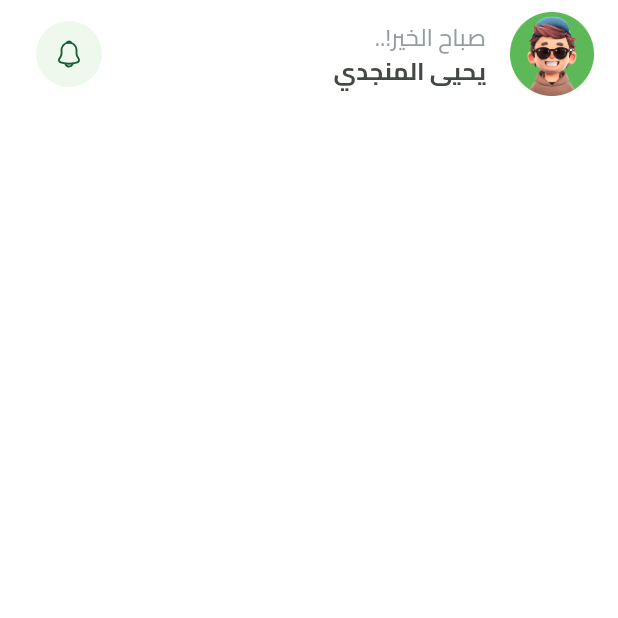
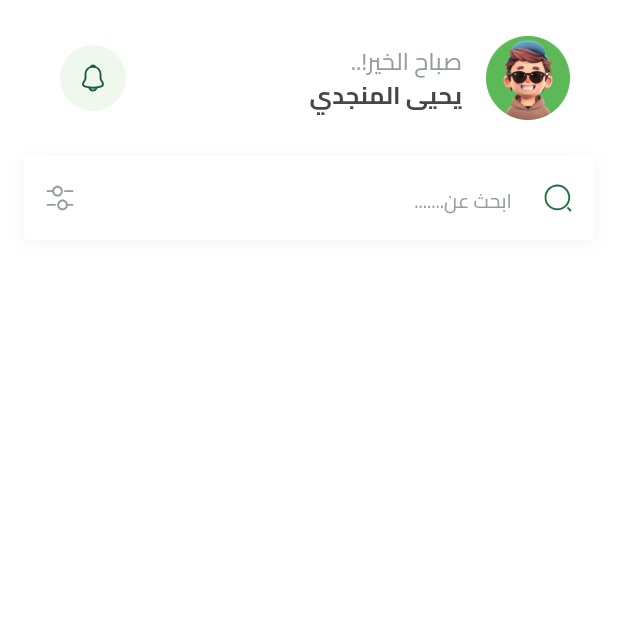
Before and after one commit to yahyaalmongdie/fruits_app, a Flutter app: the HomeView screen opened by its route, on a phone screen of 412 x 824 dp, the top half of it. Run offline on Flutter 3.47's test engine with Material 3 defaults, Android fonts, the phone set to English and light mode, and no system bars; our stand-ins replace bloc, cloud_firestore, dartz, dots_indicator, equatable, firebase_auth and 8 more; missing offline and left inert: flutter_facebook_auth; accounts and stored records are empty.

Commit message:
create search text filed

```diff
--- a/lib/constants.dart
+++ b/lib/constants.dart
@@ -1,2 +1,3 @@
 const kHorizontalPadding = 16.0;
+const kTopPadding = 16.0;
 const String kIsOnBoardingViewSeen="isOnBoardingViewSeen";
--- a/lib/core/utils/app_images.dart
+++ b/lib/core/utils/app_images.dart
@@ -17,6 +17,10 @@ class Assets {
   /// Assets for imagesFacebookIcon
   /// assets/images/facebook_icon.svg
   static const String imagesFacebookIcon = "assets/images/facebook_icon.svg";
+
+  /// Assets for imagesFilter
+  /// assets/images/filter.svg
+  static const String imagesFilter = "assets/images/filter.svg";
 
   /// Assets for imagesGoogleIcon
   /// assets/images/google_icon.svg
@@ -54,6 +58,10 @@ class Assets {
   /// assets/images/profile_image.png
   static const String imagesProfileImage = "assets/images/profile_image.png";
 
+  /// Assets for imagesSearchIcon
+  /// assets/images/search_icon.svg
+  static const String imagesSearchIcon = "assets/images/search_icon.svg";
+
   /// Assets for imagesSplashBottom
   /// assets/images/splash_bottom.svg
   static const String imagesSplashBottom = "assets/images/splash_bottom.svg";
--- /dev/null
+++ b/lib/core/widgets/search_text_filed.dart
@@ -0,0 +1,52 @@
+import 'package:flutter/material.dart';
+import 'package:flutter_svg/svg.dart';
+import 'package:fruits_app/core/utils/app_images.dart';
+import 'package:fruits_app/core/utils/app_text_styles.dart';
+import 'package:fruits_app/generated/l10n.dart';
+
+class SearchTextField extends StatelessWidget {
+  const SearchTextField({super.key});
+
+  @override
+  Widget build(BuildContext context) {
+    return Container(
+        decoration: const BoxDecoration(boxShadow: [
+          BoxShadow(
+            color: Color(0x0A000000),
+            blurRadius: 9.0,
+            offset: Offset(0.0, 2.0),
+            spreadRadius: 0,
+          ),
+        ]),
+        child: TextField(
+          keyboardType: TextInputType.text,
+          decoration: InputDecoration(
+              suffixIcon: SizedBox(
+                width: 20,
+                child: Center(
+                  child: SvgPicture.asset(Assets.imagesFilter),
+                ),
+              ),
+              prefixIcon: SizedBox(
+                width: 20,
+                child: Center(
+                  child: SvgPicture.asset(Assets.imagesSearchIcon),
+                ),
+              ),
+              hintText: S.of(context).looking_for,
+              hintStyle: AppTextStyles.regular13(context: context)
+                  .copyWith(color: const Color(0xff949D9E)),
+              filled: true,
+              fillColor: Colors.white,
+              border: buildInputBorder(),
+              focusedBorder: buildInputBorder(),
+              enabledBorder: buildInputBorder()),
+        ));
+  }
+
+  OutlineInputBorder buildInputBorder() {
+    return OutlineInputBorder(
+        borderSide: const BorderSide(width: 1, color: Colors.white),
+        borderRadius: BorderRadius.circular(4));
+  }
+}
--- a/lib/features/home/presentation/view/widgets/home_view_body.dart
+++ b/lib/features/home/presentation/view/widgets/home_view_body.dart
@@ -1,4 +1,6 @@
 import 'package:flutter/material.dart';
+import 'package:fruits_app/constants.dart';
+import 'package:fruits_app/core/widgets/search_text_filed.dart';
 import 'package:fruits_app/features/home/presentation/view/widgets/custom_home_app_bar.dart';
 
 class HomeViewBody extends StatelessWidget {
@@ -6,8 +8,25 @@ class HomeViewBody extends StatelessWidget {
 
   @override
   Widget build(BuildContext context) {
-    return const CustomScrollView(
-      slivers: [SliverToBoxAdapter(child: CustomHomeAppBar())],
+    return const Padding(
+      padding: EdgeInsets.symmetric(horizontal: kHorizontalPadding),
+      child: CustomScrollView(
+        slivers: [
+          SliverToBoxAdapter(
+              child: Column(
+            children: [
+              SizedBox(
+                height: kTopPadding,
+              ),
+              CustomHomeAppBar(),
+              SizedBox(
+                height: kTopPadding,
+              ),
+              SearchTextField(),
+            ],
+          ))
+        ],
+      ),
     );
   }
 }
--- a/lib/l10n/intl_ar.arb
+++ b/lib/l10n/intl_ar.arb
@@ -22,5 +22,6 @@
     "terms_and_coniditions_2":"الشروط والأحكام الخاصة بنا",
     "create_new_account":"إنشاء حساب جديد",
     "you_have_aleardy_account":"تمتلك حساب بالفعل؟",
-    "you_have_to_accept_terms_and_conidiations": "يجب عليك قبول الشروط والاحكام"
+    "you_have_to_accept_terms_and_conidiations": "يجب عليك قبول الشروط والاحكام",
+    "looking_for":"ابحث عن......."
 }
--- a/lib/l10n/intl_en.arb
+++ b/lib/l10n/intl_en.arb
@@ -23,5 +23,6 @@
     "terms_and_coniditions_2": "الشروط والأحكام الخاصة بنا",
     "create_new_account": "إنشاء حساب جديد",
     "you_have_aleardy_account": "تمتلك حساب بالفعل؟",
-    "you_have_to_accept_terms_and_conidiations":"يجب عليك قبول الشروط والاحكام"
+    "you_have_to_accept_terms_and_conidiations":"يجب عليك قبول الشروط والاحكام",
+    "looking_for": "ابحث عن......."
 }
```
Also changed, not shown: assets/images/filter.svg (added), assets/images/search_icon.svg (added), lib/generated/l10n.dart, 4 other files.
